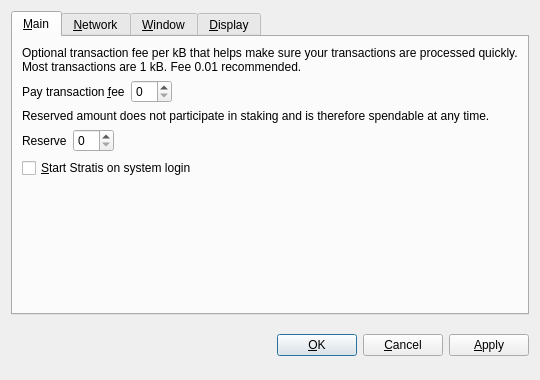
Qt form src/qt/forms/optionsdialog.ui (chavezcoin-project/chavezcoinX) before a commit.
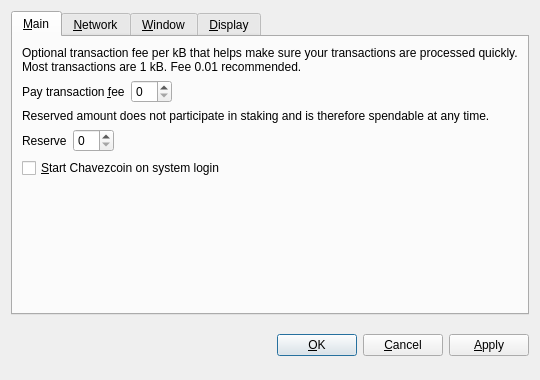
The same form after that commit. Custom widgets are drawn as their Qt base class.

Commit message: changed names to chavezcoin

What changed in the file:
```diff
--- a/src/qt/forms/optionsdialog.ui
+++ b/src/qt/forms/optionsdialog.ui
@@ -128,7 +128,7 @@
           <string>Automatically start Stratis after logging in to the system.</string>
          </property>
          <property name="text">
-          <string>&amp;Start Stratis on system login</string>
+          <string>&amp;Start Chavezcoin on system login</string>
          </property>
         </widget>
        </item>
```
Left out of the diff: 8 changed lines with no effect on the pictures. The commit also changes 154 other files.
